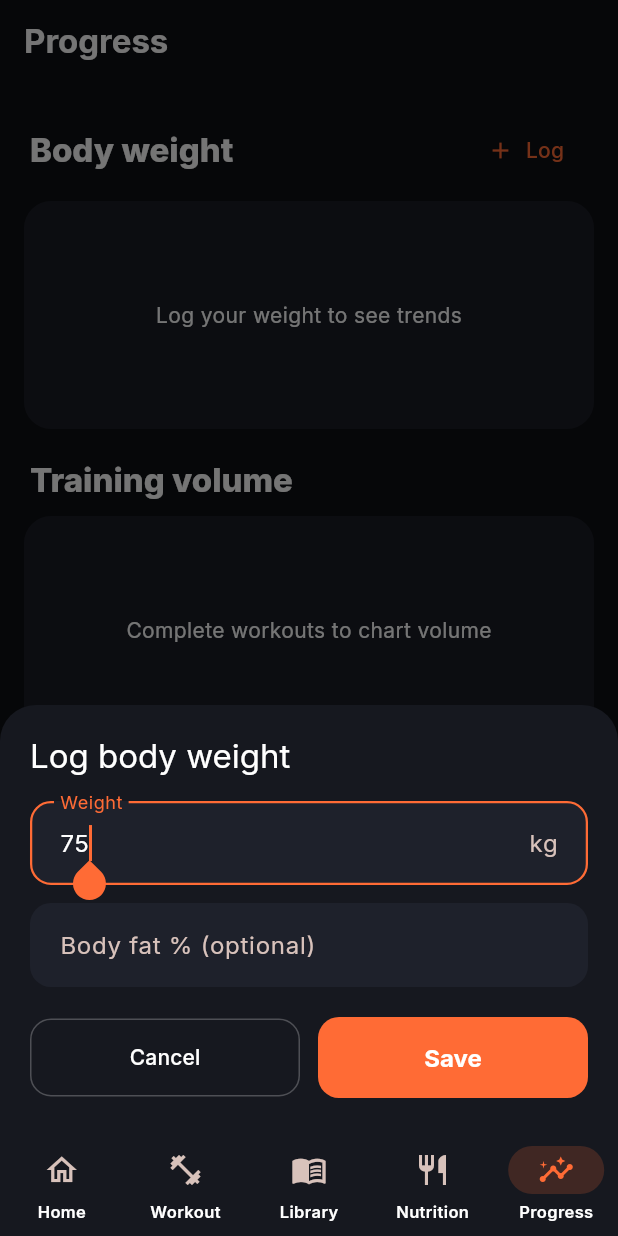
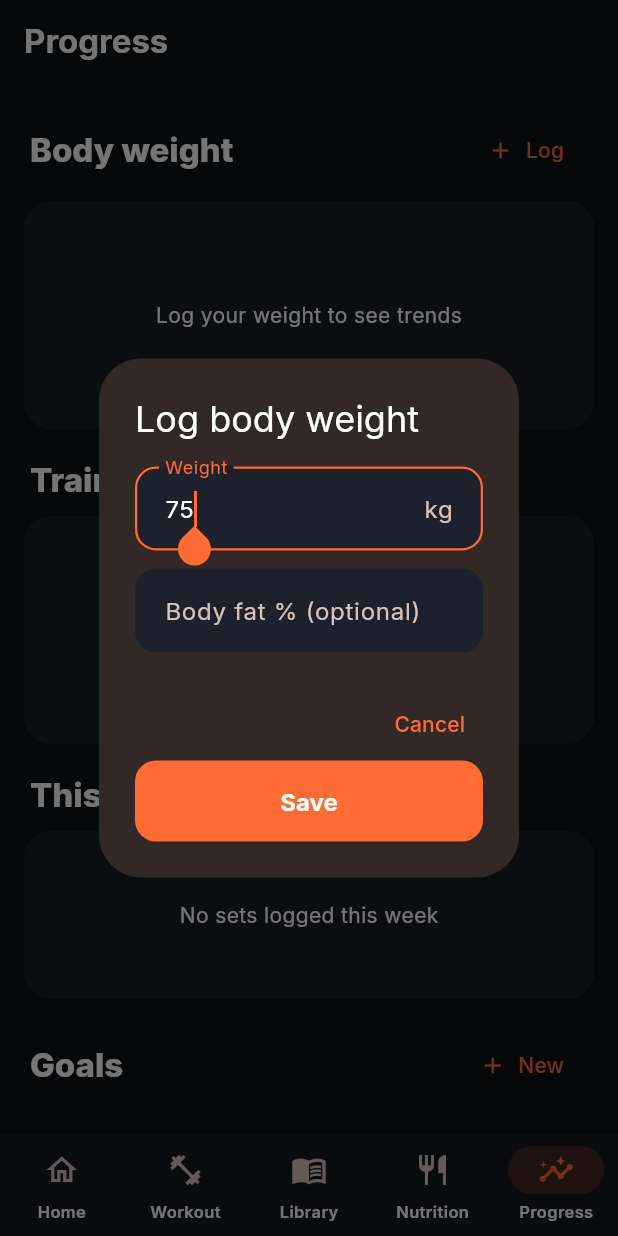
Before and after one commit to simonhayes51/Fitness, a Flutter app: the ProgressScreen screen opened by its route, after a tap on "Log", on a phone screen of 412 x 824 dp. Run offline on Flutter 3.47's test engine with Material 3 defaults, Android fonts, the phone set to English and light mode, and no system bars; our stand-ins replace csv, fl_chart, flutter_local_notifications, flutter_riverpod, go_router, google_fonts and 3 more; missing offline and left inert: mobile_scanner; accounts and stored records are empty.

Commit message:
fix: replace builder: (_) with named context to fix Navigator.pop crashes
In Dart 3.7+, _ as a function parameter is a non-binding wildcard,
so Navigator.pop(_) inside nested closures fails at runtime. Renamed
all affected builder contexts to dlgCtx / sheetCtx.

Affected: _logWeight dialog, _saveAsMeal dialog, _webBarcodeDialog.

https://claude.ai/code/session_01VYjPQ8rhFFFivjN1qpMLVQ

```diff
--- a/lib/features/nutrition/nutrition_screen.dart
+++ b/lib/features/nutrition/nutrition_screen.dart
@@ -252,7 +252,7 @@ class _NutritionScreenState extends ConsumerState<NutritionScreen> {
     final ctrl = TextEditingController(text: meal);
     final name = await showDialog<String>(
       context: context,
-      builder: (_) => AlertDialog(
+      builder: (dlgCtx) => AlertDialog(
         title: const Text('Save as meal'),
         content: TextField(
           controller: ctrl,
@@ -261,10 +261,10 @@ class _NutritionScreenState extends ConsumerState<NutritionScreen> {
         ),
         actions: [
           TextButton(
-              onPressed: () => Navigator.pop(_),
+              onPressed: () => Navigator.pop(dlgCtx),
               child: const Text('Cancel')),
           FilledButton(
-              onPressed: () => Navigator.pop(_, ctrl.text.trim()),
+              onPressed: () => Navigator.pop(dlgCtx, ctrl.text.trim()),
               child: const Text('Save')),
         ],
       ),
--- a/lib/features/progress/progress_screen.dart
+++ b/lib/features/progress/progress_screen.dart
@@ -190,32 +190,21 @@ class ProgressScreen extends ConsumerWidget {
       BuildContext context, WidgetRef ref, double current) async {
     final weightCtrl = TextEditingController(text: Formatters.weight(current));
     final bfCtrl = TextEditingController();
-    final result = await showModalBottomSheet<({double weight, double? bodyFat})>(
+    final result =
+        await showDialog<({double weight, double? bodyFat})>(
       context: context,
-      isScrollControlled: true,
-      builder: (_) => Padding(
-        padding: EdgeInsets.only(
-          left: 20,
-          right: 20,
-          top: 20,
-          bottom: MediaQuery.of(context).viewInsets.bottom + 24,
-        ),
-        child: Column(
+      builder: (dlgCtx) => AlertDialog(
+        title: const Text('Log body weight'),
+        content: Column(
           mainAxisSize: MainAxisSize.min,
-          crossAxisAlignment: CrossAxisAlignment.start,
           children: [
-            Text('Log body weight',
-                style: Theme.of(context).textTheme.titleLarge),
-            const SizedBox(height: 16),
             TextField(
               controller: weightCtrl,
               autofocus: true,
               keyboardType:
                   const TextInputType.numberWithOptions(decimal: true),
               decoration: const InputDecoration(
-                labelText: 'Weight',
-                suffixText: 'kg',
-              ),
+                  labelText: 'Weight', suffixText: 'kg'),
             ),
             const SizedBox(height: 12),
             TextField(
@@ -223,37 +212,26 @@ class ProgressScreen extends ConsumerWidget {
               keyboardType:
                   const TextInputType.numberWithOptions(decimal: true),
               decoration: const InputDecoration(
-                labelText: 'Body fat % (optional)',
-                suffixText: '%',
+                  labelText: 'Body fat % (optional)', suffixText: '%'),
             ),
+          ],
         ),
-            const SizedBox(height: 20),
-            Row(
-              children: [
-                Expanded(
-                  child: OutlinedButton(
-                    onPressed: () => Navigator.pop(_),
-                    child: const Text('Cancel'),
-                  ),
-                ),
-                const SizedBox(width: 12),
-                Expanded(
-                  child: FilledButton(
+        actions: [
+          TextButton(
+              onPressed: () => Navigator.pop(dlgCtx),
+              child: const Text('Cancel')),
+          FilledButton(
             onPressed: () {
               final w = double.tryParse(weightCtrl.text);
               if (w == null) return;
-                      Navigator.pop(_, (
+              Navigator.pop(dlgCtx, (
                 weight: w,
                 bodyFat: double.tryParse(bfCtrl.text),
               ));
             },
             child: const Text('Save'),
           ),
-                ),
         ],
-            ),
-          ],
-        ),
       ),
     );
     weightCtrl.dispose();
```
Also changed, not shown: lib/features/nutrition/food_search_screen.dart (+4 -4 lines). Lines whose indentation alone changed are shown as unchanged.
